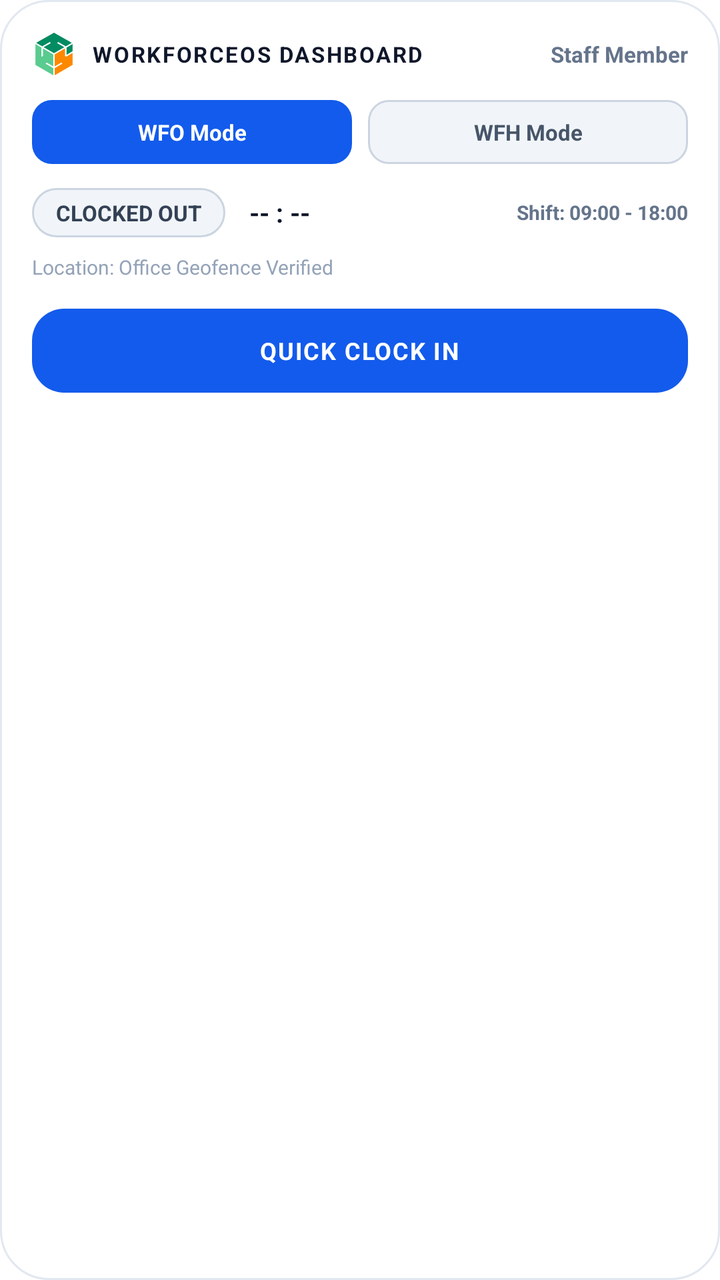
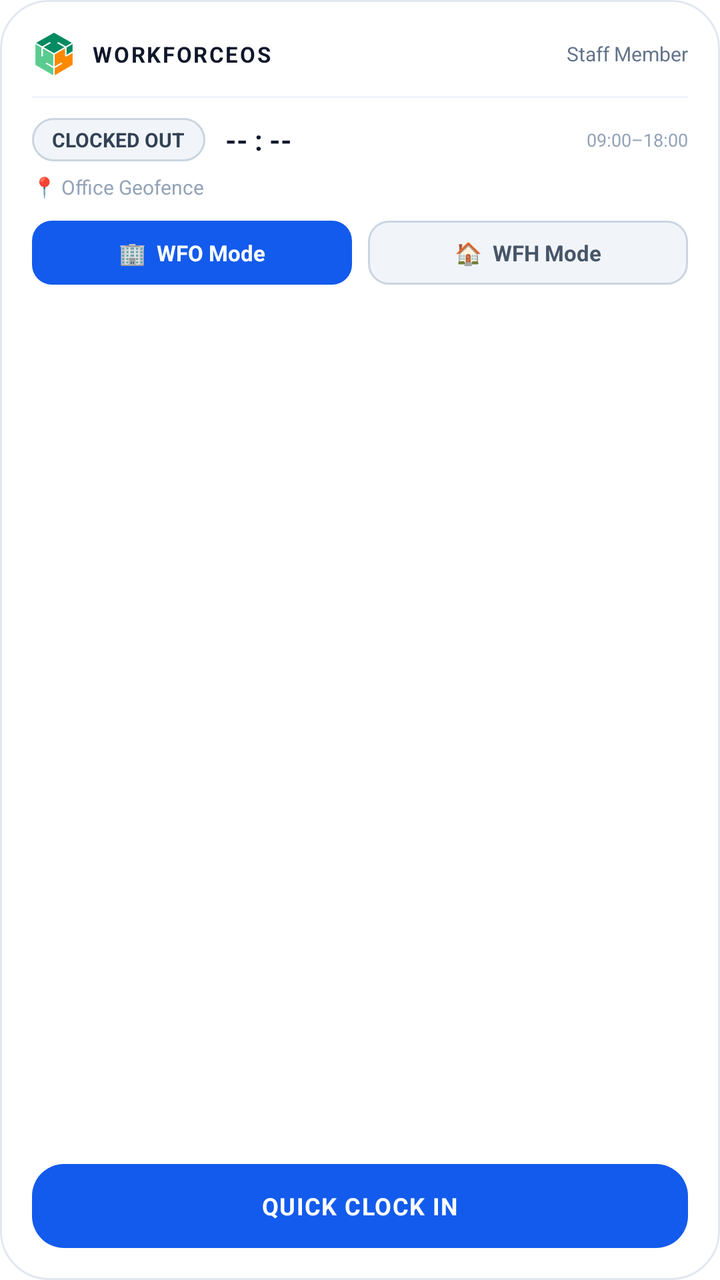

Before-and-after screenshots of an Android layout around one commit, followed by the original layout XML and the change that was made.
<!-- AndroidManifest.xml: fallback theme Theme.MaterialComponents.DayNight.NoActionBar -->
<!-- res/layout/widget_dashboard_layout.xml -->
<?xml version="1.0" encoding="utf-8"?>
<RelativeLayout xmlns:android="http://schemas.android.com/apk/res/android"
    android:id="@+id/widget_dashboard_root"
    android:layout_width="match_parent"
    android:layout_height="match_parent"
    android:background="@drawable/bg_widget_card"
    android:padding="16dp">

    
    <LinearLayout
        android:id="@+id/header_layout"
        android:layout_width="match_parent"
        android:layout_height="wrap_content"
        android:orientation="horizontal"
        android:gravity="center_vertical">

        <ImageView
            android:layout_width="22dp"
            android:layout_height="22dp"
            android:src="@mipmap/ic_launcher"
            android:contentDescription="WorkforceOS" />

        <TextView
            android:layout_width="0dp"
            android:layout_height="wrap_content"
            android:layout_weight="1"
            android:layout_marginStart="8dp"
            android:text="WORKFORCEOS DASHBOARD"
            android:textColor="#0F172A"
            android:textSize="11sp"
            android:textStyle="bold"
            android:letterSpacing="0.08" />

        <TextView
            android:id="@+id/widget_user_name"
            android:layout_width="wrap_content"
            android:layout_height="wrap_content"
            android:text="Staff Member"
            android:textColor="#64748B"
            android:textSize="11sp"
            android:textStyle="bold" />
    </LinearLayout>

    
    <LinearLayout
        android:id="@+id/mode_selector_layout"
        android:layout_width="match_parent"
        android:layout_height="wrap_content"
        android:layout_below="@id/header_layout"
        android:layout_marginTop="12dp"
        android:orientation="horizontal"
        android:gravity="center_vertical">

        <TextView
            android:id="@+id/widget_btn_wfo"
            android:layout_width="0dp"
            android:layout_height="32dp"
            android:layout_weight="1"
            android:background="@drawable/bg_pill_active"
            android:gravity="center"
            android:text="WFO Mode"
            android:textColor="#FFFFFF"
            android:textSize="11sp"
            android:textStyle="bold" />

        <View
            android:layout_width="8dp"
            android:layout_height="1dp" />

        <TextView
            android:id="@+id/widget_btn_wfh"
            android:layout_width="0dp"
            android:layout_height="32dp"
            android:layout_weight="1"
            android:background="@drawable/bg_pill_inactive"
            android:gravity="center"
            android:text="WFH Mode"
            android:textColor="#475569"
            android:textSize="11sp"
            android:textStyle="bold" />
    </LinearLayout>

    
    <LinearLayout
        android:id="@+id/details_grid"
        android:layout_width="match_parent"
        android:layout_height="wrap_content"
        android:layout_below="@id/mode_selector_layout"
        android:layout_marginTop="12dp"
        android:orientation="vertical">

        <LinearLayout
            android:layout_width="match_parent"
            android:layout_height="wrap_content"
            android:orientation="horizontal"
            android:gravity="center_vertical">

            <TextView
                android:id="@+id/widget_status_pill"
                android:layout_width="wrap_content"
                android:layout_height="wrap_content"
                android:background="@drawable/bg_status_out"
                android:text="CLOCKED OUT"
                android:textColor="#334155"
                android:textSize="11sp"
                android:textStyle="bold"
                android:paddingHorizontal="12dp"
                android:paddingVertical="5dp" />

            <TextView
                android:id="@+id/widget_duration"
                android:layout_width="wrap_content"
                android:layout_height="wrap_content"
                android:layout_marginStart="12dp"
                android:text="-- : --"
                android:textColor="#0F172A"
                android:textSize="13sp"
                android:textStyle="bold" />

            <TextView
                android:id="@+id/widget_shift_hours"
                android:layout_width="0dp"
                android:layout_height="wrap_content"
                android:layout_weight="1"
                android:gravity="end"
                android:text="Shift: 09:00 - 18:00"
                android:textColor="#64748B"
                android:textSize="10sp"
                android:textStyle="bold" />
        </LinearLayout>

        <TextView
            android:id="@+id/widget_location"
            android:layout_width="match_parent"
            android:layout_height="wrap_content"
            android:layout_marginTop="8dp"
            android:text="Location: Office Geofence Verified"
            android:textColor="#94A3B8"
            android:textSize="10sp" />
    </LinearLayout>

    
    <LinearLayout
        android:id="@+id/widget_action_button"
        android:layout_width="match_parent"
        android:layout_height="42dp"
        android:layout_below="@id/details_grid"
        android:layout_marginTop="14dp"
        android:background="@drawable/bg_btn_clock_in"
        android:gravity="center"
        android:orientation="horizontal">

        <TextView
            android:id="@+id/widget_action_text"
            android:layout_width="wrap_content"
            android:layout_height="wrap_content"
            android:text="QUICK CLOCK IN"
            android:textColor="#FFFFFF"
            android:textSize="12sp"
            android:textStyle="bold"
            android:letterSpacing="0.05" />
    </LinearLayout>

</RelativeLayout>
<!-- resources referenced by this layout -->
<resources>
  <!-- drawable bg_btn_clock_in (drawable) -->
  <?xml version="1.0" encoding="utf-8"?>
  <shape xmlns:android="http://schemas.android.com/apk/res/android"
      android:shape="rectangle">
      <solid android:color="#135BEC" />
      <corners android:radius="16dp" />
  </shape>
  <!-- drawable bg_pill_active (drawable) -->
  <?xml version="1.0" encoding="utf-8"?>
  <shape xmlns:android="http://schemas.android.com/apk/res/android"
      android:shape="rectangle">
      <solid android:color="#135BEC" />
      <corners android:radius="10dp" />
  </shape>
  <!-- drawable bg_pill_inactive (drawable) -->
  <?xml version="1.0" encoding="utf-8"?>
  <shape xmlns:android="http://schemas.android.com/apk/res/android"
      android:shape="rectangle">
      <solid android:color="#F1F5F9" />
      <corners android:radius="10dp" />
      <stroke
          android:width="1dp"
          android:color="#CBD5E1" />
  </shape>
  <!-- drawable bg_status_out (drawable) -->
  <?xml version="1.0" encoding="utf-8"?>
  <shape xmlns:android="http://schemas.android.com/apk/res/android"
      android:shape="rectangle">
      <solid android:color="#F1F5F9" />
      <corners android:radius="12dp" />
      <stroke
          android:width="1dp"
          android:color="#CBD5E1" />
  </shape>
  <!-- drawable bg_widget_card (drawable) -->
  <?xml version="1.0" encoding="utf-8"?>
  <shape xmlns:android="http://schemas.android.com/apk/res/android"
      android:shape="rectangle">
      <solid android:color="#FFFFFF" />
      <corners android:radius="24dp" />
      <stroke
          android:width="1dp"
          android:color="#E2E8F0" />
  </shape>
  <!-- mipmap ic_launcher: png bitmap (mipmap-hdpi, 7683 bytes) -->
</resources>

<!-- the commit's change to res/layout/widget_dashboard_layout.xml (unified diff, before → after) -->
@@ -1,9 +1,10 @@
 <?xml version="1.0" encoding="utf-8"?>
-<RelativeLayout xmlns:android="http://schemas.android.com/apk/res/android"
+<LinearLayout xmlns:android="http://schemas.android.com/apk/res/android"
     android:id="@+id/widget_dashboard_root"
     android:layout_width="match_parent"
     android:layout_height="match_parent"
     android:background="@drawable/bg_widget_card"
+    android:orientation="vertical"
     android:padding="16dp">
 
     
@@ -25,7 +26,7 @@
             android:layout_height="wrap_content"
             android:layout_weight="1"
             android:layout_marginStart="8dp"
-            android:text="WORKFORCEOS DASHBOARD"
+            android:text="WORKFORCEOS"
             android:textColor="#0F172A"
             android:textSize="11sp"
             android:textStyle="bold"
@@ -37,28 +38,89 @@
             android:layout_height="wrap_content"
             android:text="Staff Member"
             android:textColor="#64748B"
-            android:textSize="11sp"
+            android:textSize="10sp"
+            android:maxLines="1"
+            android:ellipsize="end" />
+    </LinearLayout>
+
+    
+    <View
+        android:layout_width="match_parent"
+        android:layout_height="1dp"
+        android:layout_marginTop="10dp"
+        android:background="#F1F5F9" />
+
+    
+    <LinearLayout
+        android:layout_width="match_parent"
+        android:layout_height="wrap_content"
+        android:layout_marginTop="10dp"
+        android:orientation="horizontal"
+        android:gravity="center_vertical">
+
+        <TextView
+            android:id="@+id/widget_status_pill"
+            android:layout_width="wrap_content"
+            android:layout_height="wrap_content"
+            android:background="@drawable/bg_status_out"
+            android:text="CLOCKED OUT"
+            android:textColor="#334155"
+            android:textSize="10sp"
+            android:textStyle="bold"
+            android:paddingStart="10dp"
+            android:paddingEnd="10dp"
+            android:paddingTop="4dp"
+            android:paddingBottom="4dp" />
+
+        <TextView
+            android:id="@+id/widget_duration"
+            android:layout_width="0dp"
+            android:layout_height="wrap_content"
+            android:layout_weight="1"
+            android:layout_marginStart="10dp"
+            android:text="-- : --"
+            android:textColor="#0F172A"
+            android:textSize="14sp"
             android:textStyle="bold" />
+
+        <TextView
+            android:id="@+id/widget_shift_hours"
+            android:layout_width="wrap_content"
+            android:layout_height="wrap_content"
+            android:text="09:00–18:00"
+            android:textColor="#94A3B8"
+            android:textSize="9sp" />
     </LinearLayout>
+
+    
+    <TextView
+        android:id="@+id/widget_location"
+        android:layout_width="match_parent"
+        android:layout_height="wrap_content"
+        android:layout_marginTop="6dp"
+        android:text="📍 Office Geofence"
+        android:textColor="#94A3B8"
+        android:textSize="10sp"
+        android:maxLines="1"
+        android:ellipsize="end" />
 
     
     <LinearLayout
         android:id="@+id/mode_selector_layout"
         android:layout_width="match_parent"
-        android:layout_height="wrap_content"
-        android:layout_below="@id/header_layout"
-        android:layout_marginTop="12dp"
+        android:layout_height="32dp"
+        android:layout_marginTop="10dp"
         android:orientation="horizontal"
         android:gravity="center_vertical">
 
         <TextView
             android:id="@+id/widget_btn_wfo"
             android:layout_width="0dp"
-            android:layout_height="32dp"
+            android:layout_height="match_parent"
             android:layout_weight="1"
             android:background="@drawable/bg_pill_active"
             android:gravity="center"
-            android:text="WFO Mode"
+            android:text="🏢  WFO Mode"
             android:textColor="#FFFFFF"
             android:textSize="11sp"
             android:textStyle="bold" />
@@ -70,82 +132,27 @@
         <TextView
             android:id="@+id/widget_btn_wfh"
             android:layout_width="0dp"
-            android:layout_height="32dp"
+            android:layout_height="match_parent"
             android:layout_weight="1"
             android:background="@drawable/bg_pill_inactive"
             android:gravity="center"
-            android:text="WFH Mode"
+            android:text="🏠  WFH Mode"
             android:textColor="#475569"
             android:textSize="11sp"
             android:textStyle="bold" />
     </LinearLayout>
 
     
-    <LinearLayout
-        android:id="@+id/details_grid"
+    <View
         android:layout_width="match_parent"
-        android:layout_height="wrap_content"
-        android:layout_below="@id/mode_selector_layout"
-        android:layout_marginTop="12dp"
-        android:orientation="vertical">
-
-        <LinearLayout
-            android:layout_width="match_parent"
-            android:layout_height="wrap_content"
-            android:orientation="horizontal"
-            android:gravity="center_vertical">
-
-            <TextView
-                android:id="@+id/widget_status_pill"
-                android:layout_width="wrap_content"
-                android:layout_height="wrap_content"
-                android:background="@drawable/bg_status_out"
-                android:text="CLOCKED OUT"
-                android:textColor="#334155"
-                android:textSize="11sp"
-                android:textStyle="bold"
-                android:paddingHorizontal="12dp"
-                android:paddingVertical="5dp" />
-
-            <TextView
-                android:id="@+id/widget_duration"
-                android:layout_width="wrap_content"
-                android:layout_height="wrap_content"
-                android:layout_marginStart="12dp"
-                android:text="-- : --"
-                android:textColor="#0F172A"
-                android:textSize="13sp"
-                android:textStyle="bold" />
-
-            <TextView
-                android:id="@+id/widget_shift_hours"
-                android:layout_width="0dp"
-                android:layout_height="wrap_content"
-                android:layout_weight="1"
-                android:gravity="end"
-                android:text="Shift: 09:00 - 18:00"
-                android:textColor="#64748B"
-                android:textSize="10sp"
-                android:textStyle="bold" />
-        </LinearLayout>
-
-        <TextView
-            android:id="@+id/widget_location"
-            android:layout_width="match_parent"
-            android:layout_height="wrap_content"
-            android:layout_marginTop="8dp"
-            android:text="Location: Office Geofence Verified"
-            android:textColor="#94A3B8"
-            android:textSize="10sp" />
-    </LinearLayout>
+        android:layout_height="0dp"
+        android:layout_weight="1" />
 
     
     <LinearLayout
         android:id="@+id/widget_action_button"
         android:layout_width="match_parent"
         android:layout_height="42dp"
-        android:layout_below="@id/details_grid"
-        android:layout_marginTop="14dp"
         android:background="@drawable/bg_btn_clock_in"
         android:gravity="center"
         android:orientation="horizontal">
@@ -158,7 +165,7 @@
             android:textColor="#FFFFFF"
             android:textSize="12sp"
             android:textStyle="bold"
-            android:letterSpacing="0.05" />
+            android:letterSpacing="0.04" />
     </LinearLayout>
 
-</RelativeLayout>
+</LinearLayout>
